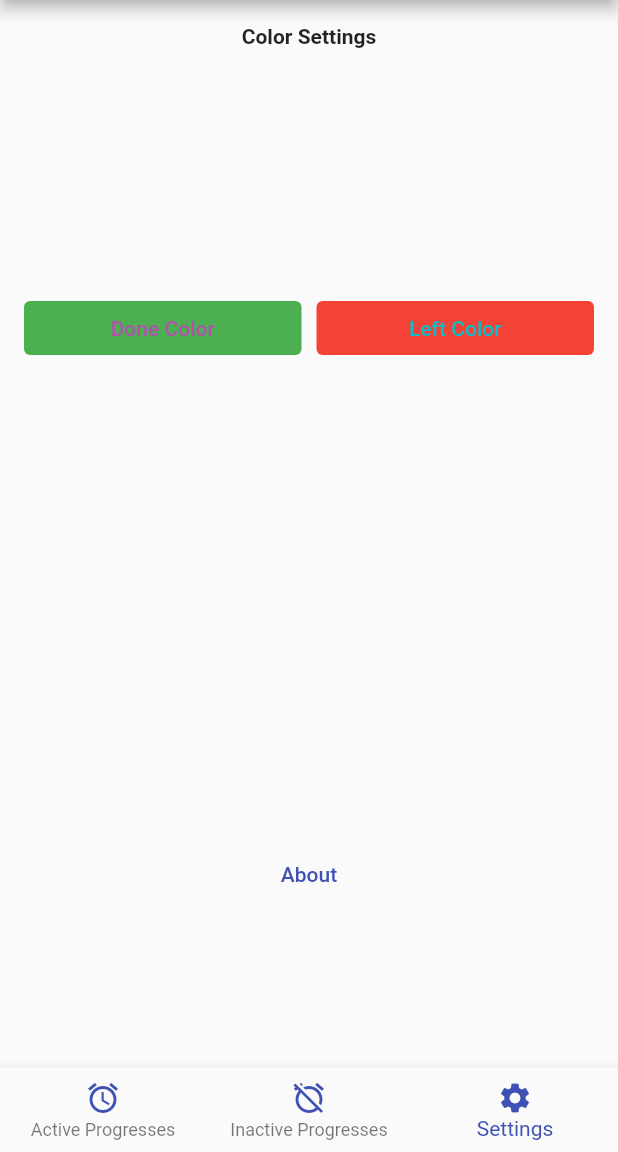
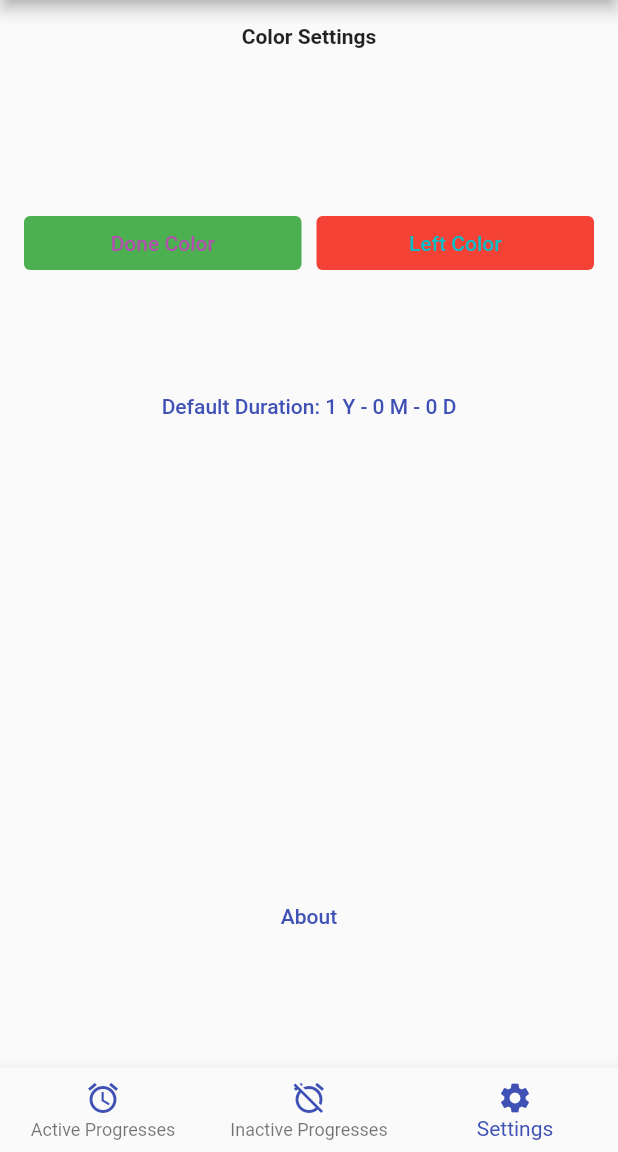
Before and after one commit to andreas-fahrecker/time_progress_tracker, a Flutter app: the screen it shows after launch, item 3 of the bottom bar chosen, on a phone screen of 412 x 824 dp, the part 84-1236 px from its top. Run offline on Flutter 3.47's test engine with Material 2 defaults, Android fonts, the phone set to English and light mode, and no system bars; our stand-ins replace flutter_colorpicker, flutter_redux, percent_indicator, redux, shared_preferences; missing offline and left inert: flutter_picker; statements that could not run were skipped.

Commit message:
Created Duration Settings Widget and Started using ViewModel in HomeSettingsTab

```diff
--- a/lib/widgets/home/tabs/home_settings_tab.dart
+++ b/lib/widgets/home/tabs/home_settings_tab.dart
@@ -7,24 +7,15 @@ import 'package:time_progress_tracker/models/app_settings.dart';
 import 'package:time_progress_tracker/models/app_state.dart';
 import 'package:time_progress_tracker/selectors/time_progress_selectors.dart';
 import 'package:time_progress_tracker/widgets/home/tabs/settings/color_settings_widget.dart';
+import 'package:time_progress_tracker/widgets/home/tabs/settings/duration_settings_widget.dart';
 
 class HomeSettingsTab extends StatelessWidget {
   @override
   Widget build(BuildContext context) {
-    return StoreConnector<AppState, AppSettings>(
+    return StoreConnector<AppState, _ViewModel>(
       onInit: loadSettingsIfUnloaded,
-      converter: (store) => appSettingsSelector(store.state),
-      builder: (context, AppSettings settings) {
-        Store<AppState> store = StoreProvider.of<AppState>(context);
-        void updateDoneColor(Color newDoneColor) => store.dispatch(
-              UpdateAppSettingsActions(
-                  settings.copyWith(doneColor: newDoneColor)),
-            );
-        void updateLeftColor(Color newLeftColor) => store.dispatch(
-              UpdateAppSettingsActions(
-                  settings.copyWith(leftColor: newLeftColor)),
-            );
-
+      converter: (store) => _ViewModel.create(store),
+      builder: (context, _ViewModel vm) {
         return Container(
           padding: EdgeInsets.all(16),
           child: Center(
@@ -32,10 +23,16 @@ class HomeSettingsTab extends StatelessWidget {
               children: [
                 Expanded(
                   child: ColorSettingsWidget(
-                    doneColor: settings.doneColor,
-                    leftColor: settings.leftColor,
-                    updateDoneColor: updateDoneColor,
-                    updateLeftColor: updateLeftColor,
+                    doneColor: vm.doneColor,
+                    leftColor: vm.leftColor,
+                    updateDoneColor: vm.onDoneColorChanged,
+                    updateLeftColor: vm.onLeftColorChanged,
+                  ),
+                ),
+                Expanded(
+                  child: DurationSettingsWidget(
+                    duration: vm.duration,
+                    updateDuration: vm.onDurationChanged,
                   ),
                 ),
                 Spacer(),
@@ -60,3 +57,39 @@ class HomeSettingsTab extends StatelessWidget {
     );
   }
 }
+
+class _ViewModel {
+  final Color doneColor, leftColor;
+  final void Function(Color) onDoneColorChanged, onLeftColorChanged;
+  final Duration duration;
+  final void Function(Duration) onDurationChanged;
+
+  _ViewModel({
+    @required this.doneColor,
+    @required this.leftColor,
+    @required this.onDoneColorChanged,
+    @required this.onLeftColorChanged,
+    @required this.duration,
+    @required this.onDurationChanged,
+  });
+
+  factory _ViewModel.create(Store<AppState> store) {
+    AppSettings settings = appSettingsSelector(store.state);
+
+    void _onDoneColorChanged(Color c) => store
+        .dispatch(UpdateAppSettingsActions(settings.copyWith(doneColor: c)));
+    void _onLeftColorChanged(Color c) => store
+        .dispatch(UpdateAppSettingsActions(settings.copyWith(leftColor: c)));
+
+    void _onDurationChanged(Duration d) => store
+        .dispatch(UpdateAppSettingsActions(settings.copyWith(duration: d)));
+
+    return _ViewModel(
+        doneColor: settings.doneColor,
+        leftColor: settings.leftColor,
+        onDoneColorChanged: _onDoneColorChanged,
+        onLeftColorChanged: _onLeftColorChanged,
+        duration: settings.duration,
+        onDurationChanged: _onDurationChanged);
+  }
+}
--- /dev/null
+++ b/lib/widgets/home/tabs/settings/duration_settings_widget.dart
@@ -0,0 +1,61 @@
+import 'package:flutter/material.dart';
+import 'package:flutter_picker/flutter_picker.dart';
+
+class DurationSettingsWidget extends StatelessWidget {
+  final Duration duration;
+  final void Function(Duration) updateDuration;
+
+  DurationSettingsWidget({
+    @required this.duration,
+    @required this.updateDuration,
+  });
+
+  @override
+  Widget build(BuildContext context) {
+    int years = duration.inDays ~/ 365;
+    int months = (duration.inDays - (365 * years)) ~/ 30;
+    int days = duration.inDays - (365 * years) - (30 * months);
+    return Column(
+      children: [
+        Expanded(
+          child: TextButton(
+            onPressed: () {
+              Picker(
+                adapter: NumberPickerAdapter(
+                  data: [
+                    const NumberPickerColumn(
+                      begin: 0,
+                      end: 999,
+                      suffix: Text(" Y"),
+                    ),
+                    const NumberPickerColumn(
+                      begin: 0,
+                      end: 11,
+                      suffix: Text(" M"),
+                    ),
+                    const NumberPickerColumn(
+                      begin: 0,
+                      end: 30,
+                      suffix: Text(" D"),
+                    ),
+                  ],
+                ),
+                hideHeader: true,
+                confirmText: "OK",
+                title: const Text("Select Duration"),
+                selectedTextStyle: TextStyle(color: Colors.blue),
+                onConfirm: (Picker picker, List<int> value) {
+                  int years = value[0], months = value[1], days = value[2];
+                  days = (years * 365) + (months * 30) + days;
+                  Duration newDuration = Duration(days: days);
+                  updateDuration(newDuration);
+                },
+              ).showDialog(context);
+            },
+            child: Text("Default Duration: $years Y - $months M - $days D"),
+          ),
+        ),
+      ],
+    );
+  }
+}
--- a/pubspec.yaml
+++ b/pubspec.yaml
@@ -25,7 +25,8 @@ dependencies:
     sdk: flutter
   flutter_colorpicker:
   flutter_redux:
-  direct_select:
+  flutter_picker:
+    git: git://github.com/yangyxd/flutter_picker.git
   meta:
   package_info:
   percent_indicator:
```
Also changed, not shown: lib/widgets/home/tabs/settings/direct_select_item.dart (deleted, +0 -39 lines), pubspec.lock.
